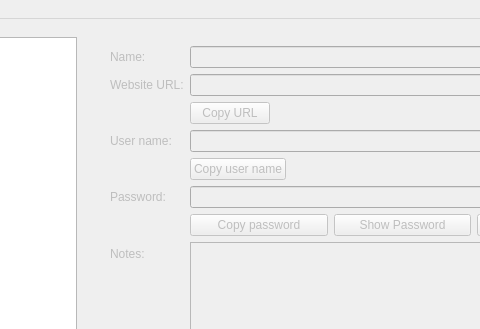
veaceslav/qpass-qt5, file MainWindow.ui: the form before one commit; both pictures show x 135 to 615 and y 0 to 329 of the 785 by 581 pixel window.
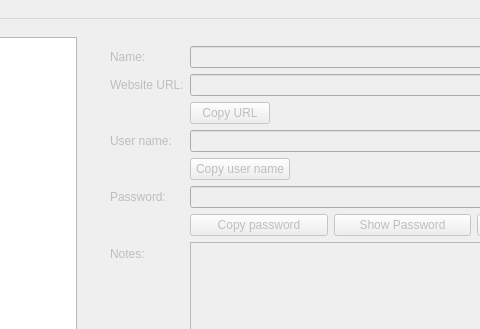
The form after the commit.

The edit to the form file:
```diff
--- a/MainWindow.ui
+++ b/MainWindow.ui
@@ -153,6 +153,12 @@
           </item>
           <item row="4" column="1">
            <widget class="QPushButton" name="copyUserNameButton">
+            <property name="minimumSize">
+             <size>
+              <width>100</width>
+              <height>0</height>
+             </size>
+            </property>
             <property name="text">
              <string>Copy user name</string>
             </property>
```
